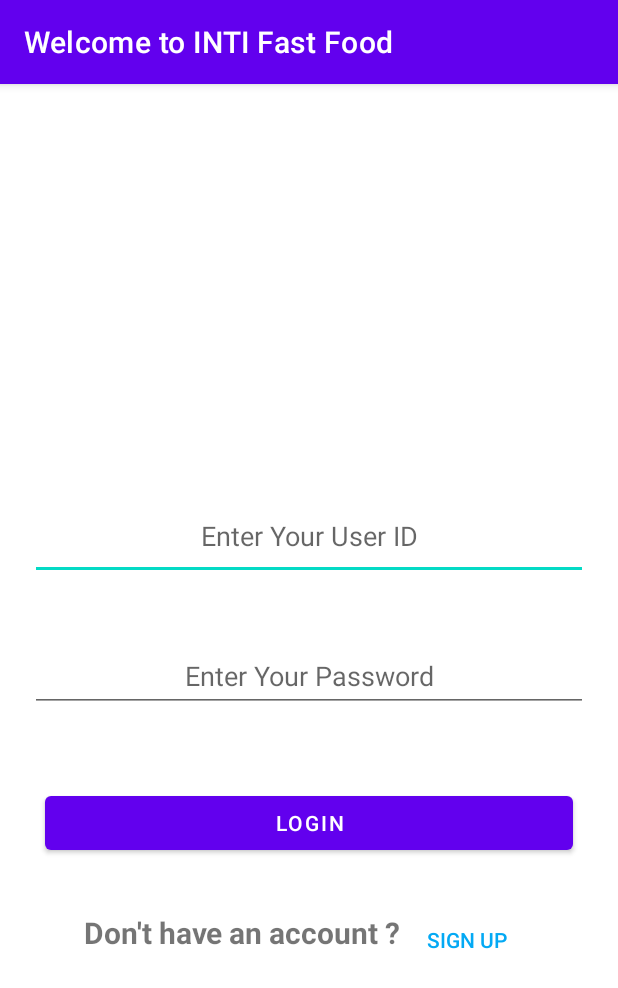
After one commit to Danrockz777/Assign2, an Android app: the LoginPage screen opened directly, with no data from a screen before it, on a phone screen of 412 x 824 dp. The commit adds this screen. Shown: the top 988 px of the screen. Run offline under Robolectric (Android 15) with nearby library versions, the phone set to English and light mode, and no system bars.

Commit message:
Added Login and Register Page

```diff
--- a/app/src/main/AndroidManifest.xml
+++ b/app/src/main/AndroidManifest.xml
@@ -10,6 +10,12 @@
         android:roundIcon="@mipmap/ic_launcher_round"
         android:supportsRtl="true"
         android:theme="@style/Theme.Assign2">
+        <activity
+            android:name=".SignUp"
+            android:exported="true" />
+        <activity
+            android:name=".LoginPage"
+            android:exported="true" />
         <activity
             android:name=".ViewBookings"
             android:exported="true" />
--- /dev/null
+++ b/app/src/main/java/com/example/assign2/LoginPage.java
@@ -0,0 +1,60 @@
+package com.example.assign2;
+
+import androidx.appcompat.app.AppCompatActivity;
+
+import android.content.Intent;
+import android.os.Bundle;
+import android.view.View;
+import android.widget.Button;
+import android.widget.EditText;
+import android.widget.Toast;
+
+public class LoginPage extends AppCompatActivity {
+
+    DatabaseHelper dbHelper;
+    EditText username,password;
+    Button Login, SignUp;
+
+    @Override
+    protected void onCreate(Bundle savedInstanceState) {
+        super.onCreate(savedInstanceState);
+        setContentView(R.layout.activity_login_page);
+
+        dbHelper=new DatabaseHelper(this);
+        username=findViewById(R.id.etID);
+        password=findViewById(R.id.etPassword);
+
+        Login=findViewById(R.id.btnLogin);
+        Login.setOnClickListener(new View.OnClickListener() {
+            @Override
+            public void onClick(View v) {
+                String user=username.getText().toString();
+                String pw=password.getText().toString();
+                boolean loginSuccessful = dbHelper.checkLogin(user,pw);
+                if(loginSuccessful){
+                    displayToast("Login Sucessful");
+                    Intent intent=new Intent(getApplicationContext(),sopscreen.class);
+                    startActivity(intent);
+                }else{
+                    displayToast("Invalid username or password");
+                    username.setText("");
+                    password.setText("");
+                }
+            }
+        });
+
+        SignUp =findViewById(R.id.btnSignUp);
+        SignUp.setOnClickListener(new View.OnClickListener() {
+            @Override
+            public void onClick(View v) {
+                Intent intent=new Intent(getApplicationContext(),SignUp.class);
+                startActivity(intent);
+            }
+        });
+
+    }
+
+    public void displayToast(String message){
+        Toast.makeText(this , message, Toast.LENGTH_SHORT).show();
+    }
+}
--- a/app/src/main/java/com/example/assign2/MainActivity.java
+++ b/app/src/main/java/com/example/assign2/MainActivity.java
@@ -53,7 +53,7 @@ public class MainActivity extends AppCompatActivity {
             @Override
             public void run() {
                 //explicit intent to change screen
-                Intent intent1 = new Intent(MainActivity.this, sopscreen.class);
+                Intent intent1 = new Intent(MainActivity.this, LoginPage.class);
                 startActivity(intent1);
                 //close first activity
                 finish();
--- a/app/src/main/java/com/example/assign2/progressbar.java
+++ b/app/src/main/java/com/example/assign2/progressbar.java
@@ -21,6 +21,6 @@ public class progressbar extends AppCompatActivity {
             }
         };
         Timer opening=new Timer();
-        opening.schedule(task,5000);
+        opening.schedule(task,3000);
     }
 }
--- /dev/null
+++ b/app/src/main/res/layout/activity_login_page.xml
@@ -0,0 +1,65 @@
+<?xml version="1.0" encoding="utf-8"?>
+<LinearLayout xmlns:android="http://schemas.android.com/apk/res/android"
+    xmlns:app="http://schemas.android.com/apk/res-auto"
+    xmlns:tools="http://schemas.android.com/tools"
+    android:layout_width="match_parent"
+    android:layout_height="match_parent"
+    android:layout_marginTop="80dp"
+    android:gravity="center"
+    android:orientation="vertical"
+    tools:context=".LoginPage">
+
+    <EditText
+        android:id="@+id/etID"
+        android:layout_width="match_parent"
+        android:layout_height="58dp"
+        android:layout_margin="20dp"
+        android:ems="10"
+        android:hint="@string/enter_your_user_id_text"
+        android:inputType="textPersonName"
+        android:textAlignment="center" />
+
+    <EditText
+        android:id="@+id/etPassword"
+        android:layout_width="match_parent"
+        android:layout_height="wrap_content"
+        android:layout_margin="20dp"
+        android:ems="10"
+        android:hint="@string/enter_your_password_text"
+        android:inputType="textPassword"
+        android:minHeight="48dp"
+        android:textAlignment="center" />
+
+    <Button
+        android:id="@+id/btnLogin"
+        android:layout_width="match_parent"
+        android:layout_height="wrap_content"
+        android:layout_margin="30dp"
+        android:text="@string/btnlogin_text" />
+
+    <LinearLayout
+        android:layout_width="match_parent"
+        android:layout_height="wrap_content"
+        android:gravity="center"
+        android:orientation="horizontal">
+
+        <TextView
+            android:id="@+id/tvNoAccount"
+            android:layout_width="wrap_content"
+            android:layout_height="37dp"
+            android:layout_weight="0"
+            android:text="@string/don_t_have_an_account_text"
+            android:textSize="20sp"
+            android:textStyle="bold" />
+
+        <Button
+            android:id="@+id/btnSignUp"
+            style="@style/Widget.AppCompat.Button.Borderless"
+            android:layout_width="wrap_content"
+            android:layout_height="wrap_content"
+            android:layout_weight="0"
+            android:backgroundTint="@android:color/transparent"
+            android:text="@string/btnsignup_text"
+            android:textColor="#03A9F4" />
+    </LinearLayout>
+</LinearLayout>
--- a/app/src/main/res/values/strings.xml
+++ b/app/src/main/res/values/strings.xml
@@ -106,4 +106,17 @@
     <string name="review_button">Review</string>
     <!--<string name="time_toast">Time</string>-->
 
+
+
+    <string name="btnlogin_text">LOGIN</string>
+    <string name="btnsignup_text">SIGN UP</string>
+    <string name="enter_your_user_id_text">Enter Your User ID</string>
+    <string name="don_t_have_an_account_text">Don\'t have an account ?</string>
+    <string name="enter_your_password_text">Enter Your Password</string>
+    <string name="choose_an_id_text">Choose an ID</string>
+    <string name="enter_password_text">Enter Password</string>
+    <string name="enter_password_again_text">Enter Password Again</string>
+    <string name="sign_up2_text">Sign Up</string>
+    <string name="gologin_text">LOGIN</string>
+    <string name="home_page_text">Hello</string>
 </resources>
```
Also changed, not shown: app/src/main/java/com/example/assign2/Confirmation.java (+9 -0 lines), app/src/main/java/com/example/assign2/DatabaseHelper.java (added, +64 -0 lines), app/src/main/java/com/example/assign2/SignUp.java (added, +65 -0 lines), app/src/main/res/layout/activity_sign_up.xml (added, +65 -0 lines).
